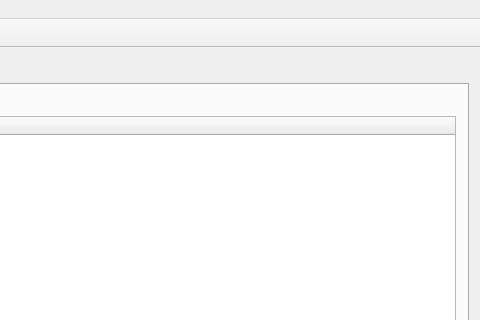
Above: gui/mainwindow.ui from SergeiNazarov/SimpleGDrive before the change; both pictures show x 220 to 700 and y 0 to 320 of the 700 by 600 pixel window. Below: the same form after it.
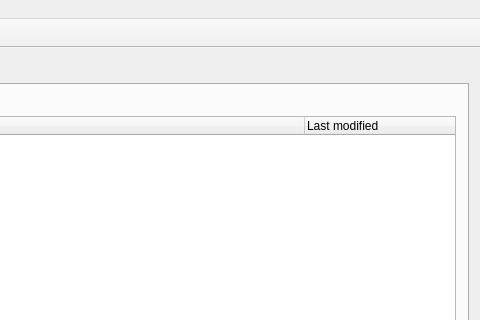
That is the form after the change. Icons and pictures are not drawn.

Commit message: Added "modified date" to QTreeWidget.

What changed in the file:
```diff
--- a/gui/mainwindow.ui
+++ b/gui/mainwindow.ui
@@ -74,11 +74,22 @@
         </item>
         <item>
          <widget class="QTreeWidget" name="treeWidget">
+          <attribute name="headerDefaultSectionSize">
+           <number>500</number>
+          </attribute>
+          <attribute name="headerShowSortIndicator" stdset="0">
+           <bool>false</bool>
+          </attribute>
           <column>
            <property name="text">
             <string>Title</string>
            </property>
           </column>
+          <column>
+           <property name="text">
+            <string>Last modified</string>
+           </property>
+          </column>
          </widget>
         </item>
        </layout>
```
The commit also changes 4 other files.
